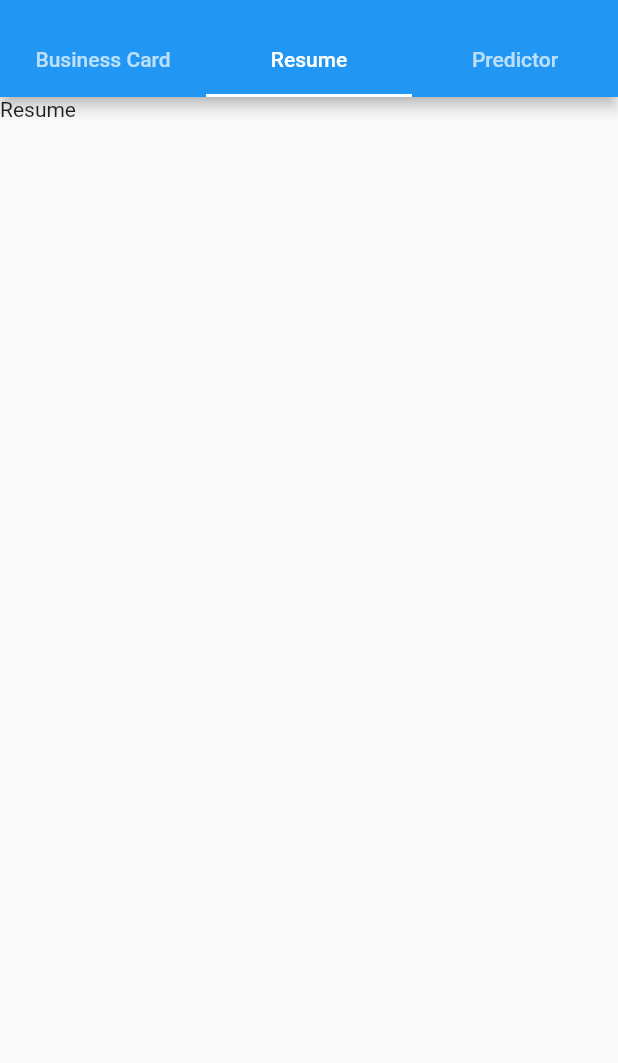
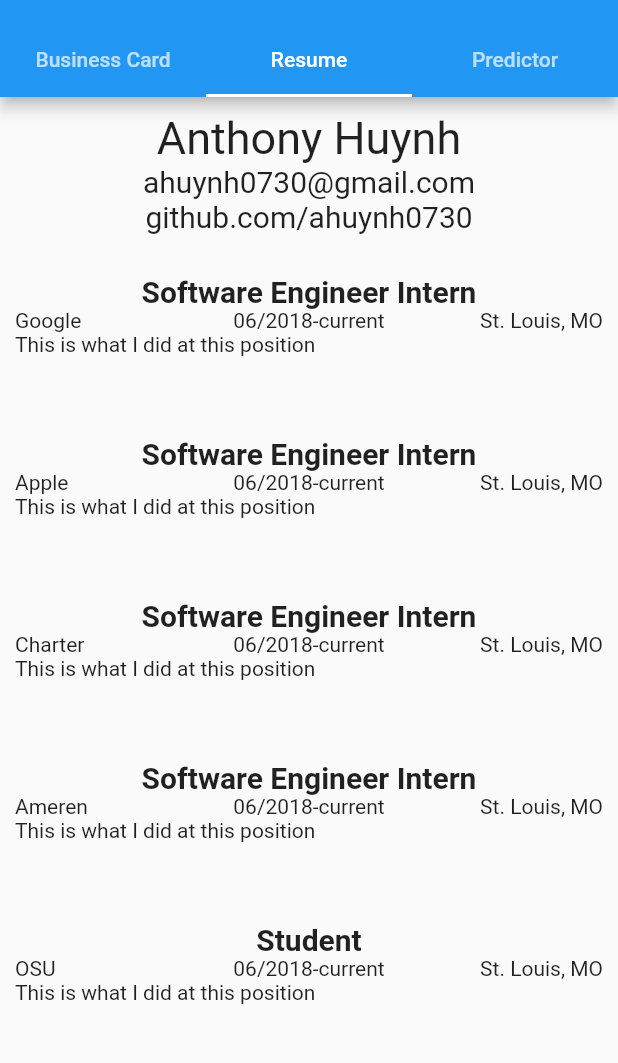
Before and after one commit to ahuynh0730/CS492, a Flutter app: the screen it shows after launch, tab 2 chosen, on a phone screen of 412 x 824 dp, the part 59-1122 px from its top. Run offline on Flutter 3.47's test engine with Material 2 defaults, Android fonts, the phone set to English and light mode, and no system bars.

Commit message:
Update resumeScreen.dart
Resume screen shows past work history

```diff
--- a/call_me_maybe/lib/screens/resumeScreen.dart
+++ b/call_me_maybe/lib/screens/resumeScreen.dart
@@ -1,11 +1,141 @@
 import 'package:flutter/material.dart';
 
+
+
 class ResumeScreen extends StatelessWidget {
+
+  final name = 'Anthony Huynh';
+  final link = 'github.com/ahuynh0730';
+  final email = 'ahuynh0730@gmail.com';
+
 
   @override
   Widget build(BuildContext context) {
     return Container(
-      child: Text('Resume')
+      child: GridView.count(
+        primary: true,
+        padding: const EdgeInsets.all(10),
+        mainAxisSpacing: 10,
+        crossAxisCount: 1,
+        childAspectRatio: 4,
+        children: <Widget>[
+          Container(
+            child: ResumeHeader(name: name, email: email, link: link),
+          ),
+          Container(
+            child: JobPosition(
+              jobTitle: 'Software Engineer Intern',
+              companyName: 'Google',
+              dates: '06/2018-current',
+              location: 'St. Louis, MO',
+              description: 'This is what I did at this position',
+            ),
+          ),
+          Container(
+            child: JobPosition(
+              jobTitle: 'Software Engineer Intern',
+              companyName: 'Apple',
+              dates: '06/2018-current',
+              location: 'St. Louis, MO',
+              description: 'This is what I did at this position',
+            ),
+          ),
+          Container(
+            child: JobPosition(
+              jobTitle: 'Software Engineer Intern',
+              companyName: 'Charter',
+              dates: '06/2018-current',
+              location: 'St. Louis, MO',
+              description: 'This is what I did at this position',
+            ),
+          ),
+          Container(
+            child: JobPosition(
+              jobTitle: 'Software Engineer Intern',
+              companyName: 'Ameren',
+              dates: '06/2018-current',
+              location: 'St. Louis, MO',
+              description: 'This is what I did at this position',
+            ),
+          ),
+          Container(
+            child: JobPosition(
+              jobTitle: 'Student',
+              companyName: 'OSU',
+              dates: '06/2018-current',
+              location: 'St. Louis, MO',
+              description: 'This is what I did at this position',
+            ),
+          ),
+        ],
+      ),
     );
   }
 }
+
+class ResumeHeader extends StatelessWidget {
+
+  final name;
+  final email;
+  final link;
+
+  const ResumeHeader({Key key, this.name, this.email, this.link}) : super(key: key);
+
+  @override
+  Widget build(BuildContext context) {
+    return Container (
+      alignment: Alignment.center,
+      child: Column(
+        children: <Widget> [
+          Text(name, style: TextStyle(fontSize: 30),),
+          Text(email, style: TextStyle(fontSize: 20),),
+          Text(link, style: TextStyle(fontSize: 20),)
+        ],
+      )
+    );
+  }
+}
+
+class JobPosition extends StatelessWidget {
+
+  final jobTitle;
+  final companyName;
+  final dates;
+  final location;
+  final description;
+
+  const JobPosition({Key key, this.jobTitle, this.companyName, this.dates, this.location, this.description}) : super(key: key);
+
+
+  @override
+  Widget build(BuildContext context) {
+    return Container(
+      alignment: Alignment.centerLeft,
+      child: Column(
+        children: <Widget>[
+          Text(jobTitle, style: TextStyle(fontSize: 20, fontWeight: FontWeight.bold)),
+          Stack(
+            children: <Widget>[
+              Align(
+                alignment: Alignment.centerLeft,
+                child: Text(companyName),
+              ),
+              Align(
+                alignment: Alignment.center,
+                child: Text(dates),
+              ),
+              Align(
+                alignment: Alignment.centerRight,
+                child: Text(location),
+              ),
+            ],
+          ),
+          Align(
+            alignment: Alignment.centerLeft,
+            child: Text(description),
+          ),
+        ],
+      ),
+    );
+  }
+}
```
